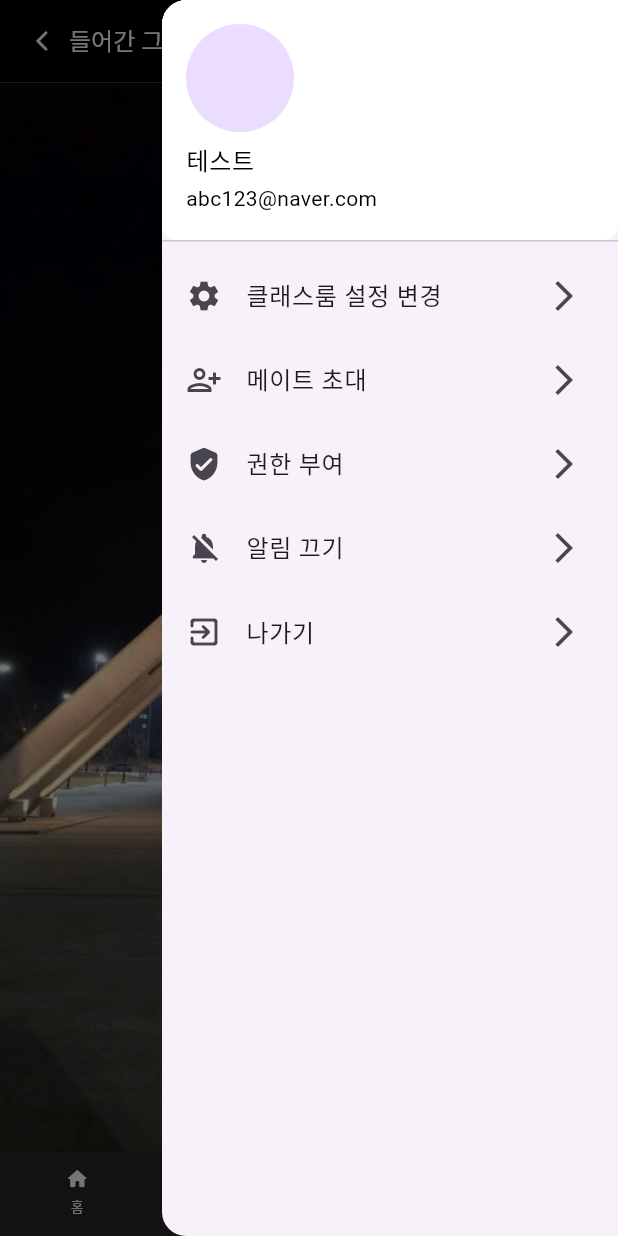
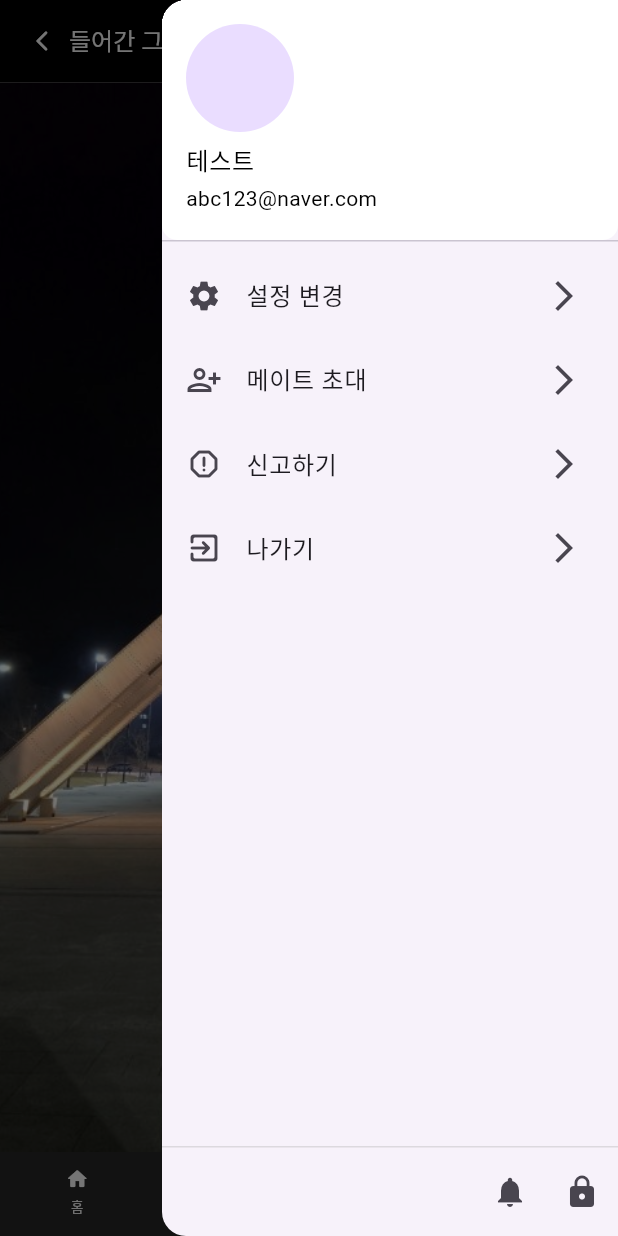
Before and after one commit to rainofmay/distance, a Flutter app: the ClassRoom screen opened directly, with the side drawer open, on a phone screen of 412 x 824 dp. Run offline on Flutter 3.47's test engine with Material 3 defaults, Android fonts, the phone set to English and light mode, and no system bars; our stand-ins replace audioplayers, cloud_firestore, firebase_auth, firebase_core, google_mobile_ads, google_sign_in and 5 more; accounts and stored records are empty; network calls fail; Roboto replaces fonts that are missing (GmarketSansTTFMedium).

Commit message:
[UPDATE] drawer 수정

```diff
--- a/lib/pages/classroom_screen/classroom.dart
+++ b/lib/pages/classroom_screen/classroom.dart
@@ -26,10 +26,9 @@ class _ClassRoomState extends State<ClassRoom> {
   ];
 
   final Map<Icon, String> _scheduleDrawerMenu = {
-    Icon(Icons.settings): '클래스룸 설정 변경',
+    Icon(Icons.settings): '설정 변경',
     Icon(Icons.person_add_alt): '메이트 초대',
-    Icon(Icons.verified_user_rounded): '권한 부여',
-    Icon(Icons.notifications_off_rounded): '알림 끄기',
+    Icon(Icons.report_gmailerrorred_rounded): '신고하기',
     Icon(Icons.exit_to_app_rounded): '나가기'
   };
 
@@ -39,10 +38,16 @@ class _ClassRoomState extends State<ClassRoom> {
       appBar: CustomBackAppBar(appbarTitle: '들어간 그룹명'),
       endDrawer: CustomDrawer(
         drawerMenu: _scheduleDrawerMenu,
+        drawerUnderMenu: [
+          //Toggle 버튼 구현
+          IconButton(icon: Icon(Icons.notifications), onPressed: () {}),
+          IconButton(icon: Icon(Icons.lock), onPressed: () {}),
+        ],
       ),
+
       // 지정 배경, 명언
       body: _classScreens[context.watch<ClassBottomIndex>().classBottomIndex],
-      bottomNavigationBar : ClassBottomNavagationBar(),
+      bottomNavigationBar: ClassBottomNavagationBar(),
     );
   }
 }
--- a/lib/widgets/custom_drawer.dart
+++ b/lib/widgets/custom_drawer.dart
@@ -2,21 +2,25 @@ import 'package:flutter/material.dart';
 
 class CustomDrawer extends StatelessWidget {
   final Map<Icon, String> drawerMenu;
-  const CustomDrawer({super.key, required this.drawerMenu});
+  final List<IconButton>? drawerUnderMenu;
+
+  const CustomDrawer({super.key, required this.drawerMenu, this.drawerUnderMenu});
 
   @override
   Widget build(BuildContext context) {
-    return  Drawer(
-      child: ListView(
-        padding: EdgeInsets.zero,
+    return Drawer(
+      child: Column(
         children: [
           UserAccountsDrawerHeader(
             currentAccountPicture: CircleAvatar(
                 // backgroundImage: AssetImage(''),
                 ),
-            accountName: Text('테스트', style: TextStyle(color: Colors.black),),
-            accountEmail: Text('abc123@naver.com', style: TextStyle(color: Colors.black)),
-
+            accountName: Text(
+              '테스트',
+              style: TextStyle(color: Colors.black),
+            ),
+            accountEmail:
+                Text('abc123@naver.com', style: TextStyle(color: Colors.black)),
             onDetailsPressed: () {},
             decoration: BoxDecoration(
               color: Colors.white,
@@ -26,13 +30,32 @@ class CustomDrawer extends StatelessWidget {
               ),
             ),
           ),
+          Expanded(
+            child: Column(
+              children: [
                 for (var entry in drawerMenu.entries.toList())
                   ListTile(
                     leading: entry.key,
                     title: Text(entry.value),
                     onTap: () {},
                     trailing: Icon(Icons.arrow_forward_ios),
-            )
+                  ),
+              ],
+            ),
+          ),
+          drawerUnderMenu!=null ? Container(
+            height: 60,
+            decoration: BoxDecoration(
+              border: Border(top: BorderSide(color: Colors.grey.withOpacity(0.3)))
+            ),
+            child: Row(
+              crossAxisAlignment: CrossAxisAlignment.center,
+              mainAxisAlignment: MainAxisAlignment.end,
+              children: [
+                for (var value in drawerUnderMenu!) value
+              ],
+            ),
+          ) : Container(),
         ],
       ),
     );
```
Lines whose indentation alone changed are shown as unchanged.
